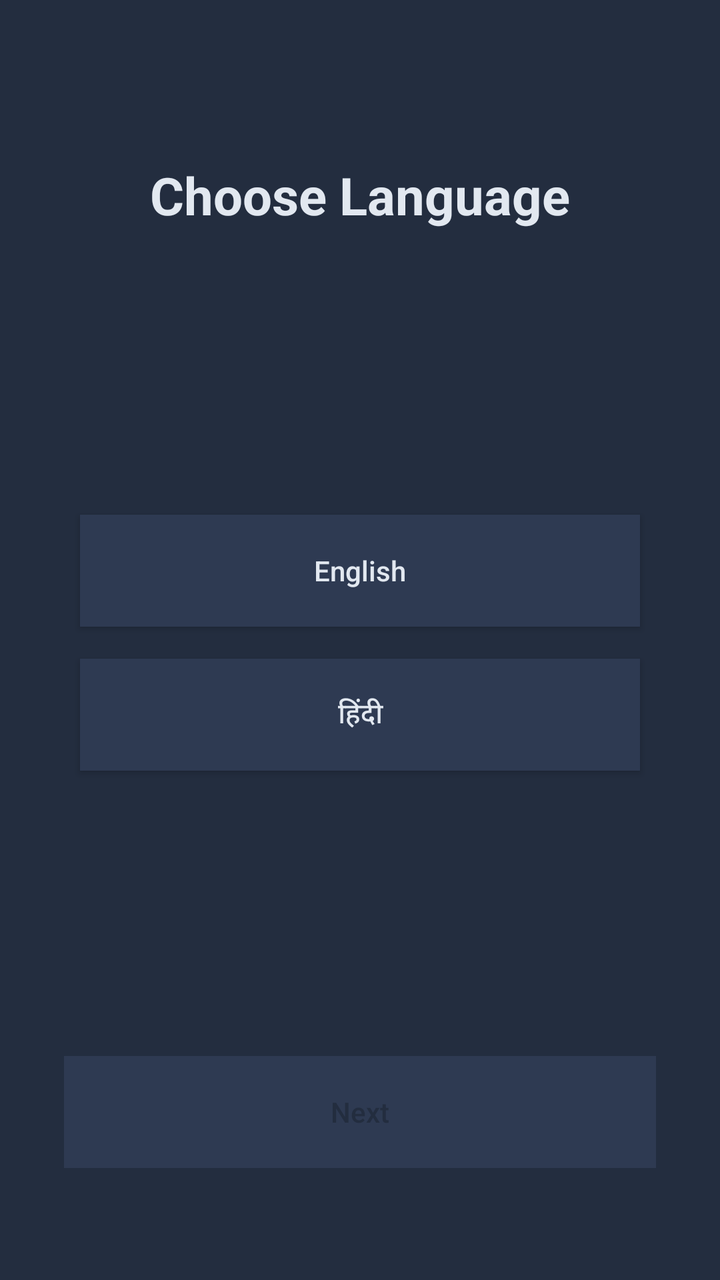
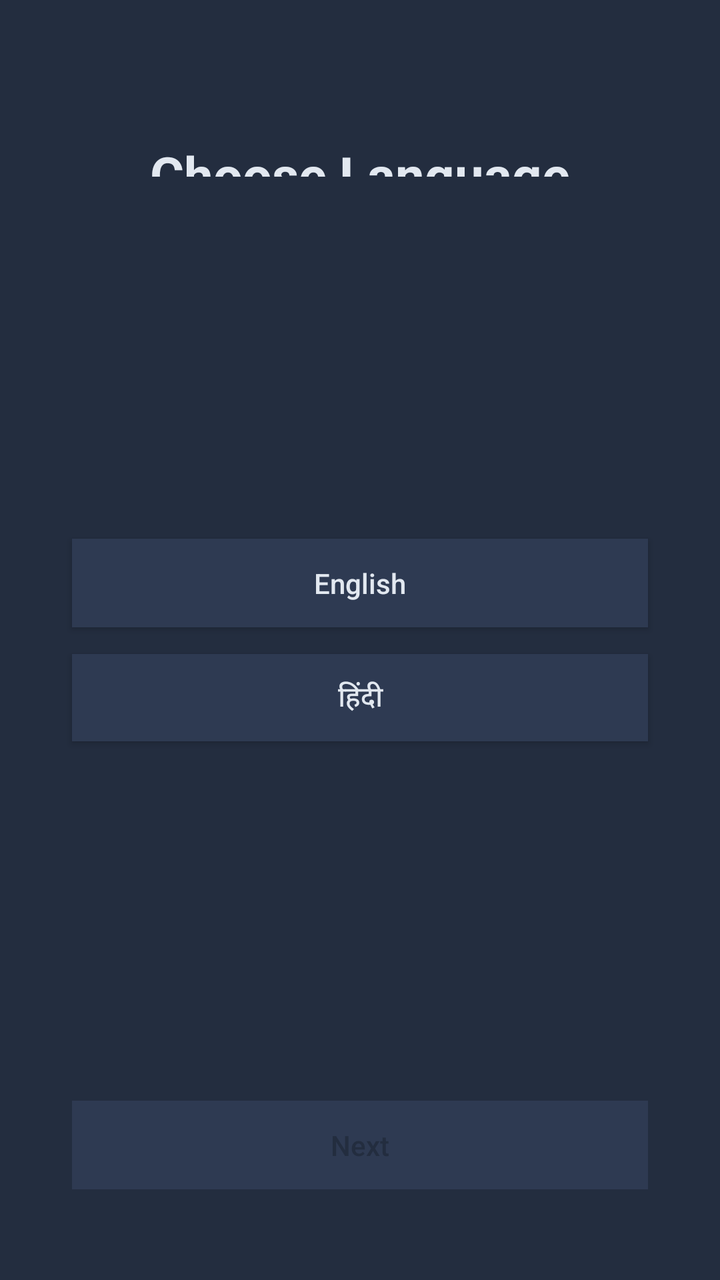

Before-and-after screenshots of an Android layout around one commit, followed by the original layout XML and the change that was made.
<!-- AndroidManifest.xml: activity theme Theme.NihalHome -->
<!-- res/layout/activity_language_selection.xml -->
<?xml version="1.0" encoding="utf-8"?>
<LinearLayout xmlns:android="http://schemas.android.com/apk/res/android"
    android:layout_width="match_parent"
    android:layout_height="match_parent"
    android:orientation="vertical"
    android:background="@color/onboarding_background"
    android:padding="32dp">

    <TextView
        android:id="@+id/textChooseLanguage"
        android:layout_width="wrap_content"
        android:layout_height="wrap_content"
        android:layout_gravity="center_horizontal"
        android:layout_marginTop="48dp"
        android:text="@string/choose_language_title"
        android:textColor="@color/onboarding_heading"
        android:textSize="26sp"
        android:textStyle="bold" />

    <LinearLayout
        android:layout_width="match_parent"
        android:layout_height="0dp"
        android:layout_weight="1"
        android:orientation="vertical"
        android:gravity="center">

        <Button
            android:id="@+id/buttonEnglish"
            android:layout_width="match_parent"
            android:layout_height="56dp"
            android:layout_marginHorizontal="8dp"
            android:layout_marginBottom="16dp"
            android:background="@color/onboarding_button_unselected"
            android:text="@string/language_english"
            android:textColor="@color/onboarding_heading"
            android:textAllCaps="false"
            android:elevation="0dp" />

        <Button
            android:id="@+id/buttonHindiUrdu"
            android:layout_width="match_parent"
            android:layout_height="56dp"
            android:layout_marginHorizontal="8dp"
            android:background="@color/onboarding_button_unselected"
            android:text="@string/language_hindi_urdu"
            android:textColor="@color/onboarding_heading"
            android:textAllCaps="false"
            android:elevation="0dp" />

    </LinearLayout>

    <Button
        android:id="@+id/buttonNext"
        android:layout_width="match_parent"
        android:layout_height="56dp"
        android:layout_marginBottom="24dp"
        android:background="@color/onboarding_button_unselected"
        android:enabled="false"
        android:text="@string/action_next"
        android:textColor="@color/onboarding_button_text"
        android:textAllCaps="false"
        android:elevation="0dp" />

</LinearLayout>
<!-- resources referenced by this layout -->
<resources>
  <color name="onboarding_background">#232D3F</color>
  <color name="onboarding_button_text">#232D3F</color>
  <color name="onboarding_button_unselected">#2E3A52</color>
  <color name="onboarding_heading">#E2E8F0</color>
  <string name="action_next">Next</string>
  <string name="choose_language_title">Choose Language</string>
  <string name="language_english">English</string>
  <string name="language_hindi_urdu">हिंदी</string>
  <style name="Theme.NihalHome" parent="android:Theme.Material.Light.NoActionBar">
          <item name="android:windowBackground">@android:color/white</item>
          <item name="android:statusBarColor">@android:color/white</item>
          <item name="android:navigationBarColor">@android:color/white</item>
          <item name="android:windowLightStatusBar">true</item>
      </style>
</resources>

<!-- the commit's change to res/layout/activity_language_selection.xml (unified diff, before → after) -->
@@ -1,64 +1,148 @@
 <?xml version="1.0" encoding="utf-8"?>
-<LinearLayout xmlns:android="http://schemas.android.com/apk/res/android"
+<androidx.constraintlayout.widget.ConstraintLayout xmlns:android="http://schemas.android.com/apk/res/android"
+    xmlns:app="http://schemas.android.com/apk/res-auto"
     android:layout_width="match_parent"
     android:layout_height="match_parent"
-    android:orientation="vertical"
-    android:background="@color/onboarding_background"
-    android:padding="32dp">
+    android:background="@color/onboarding_background">
+
+    
+    <androidx.constraintlayout.widget.Guideline
+        android:id="@+id/guidelineLeft"
+        android:layout_width="wrap_content"
+        android:layout_height="wrap_content"
+        android:orientation="vertical"
+        app:layout_constraintGuide_percent="0.10" />
+
+    <androidx.constraintlayout.widget.Guideline
+        android:id="@+id/guidelineRight"
+        android:layout_width="wrap_content"
+        android:layout_height="wrap_content"
+        android:orientation="vertical"
+        app:layout_constraintGuide_percent="0.90" />
+
+    
+    
+    <androidx.constraintlayout.widget.Guideline
+        android:id="@+id/guidelineTitleTop"
+        android:layout_width="wrap_content"
+        android:layout_height="wrap_content"
+        android:orientation="horizontal"
+        app:layout_constraintGuide_percent="0.109" />
+
+    
+    <androidx.constraintlayout.widget.Guideline
+        android:id="@+id/guidelineTitleBottom"
+        android:layout_width="wrap_content"
+        android:layout_height="wrap_content"
+        android:orientation="horizontal"
+        app:layout_constraintGuide_percent="0.138" />
+
+    
+    <androidx.constraintlayout.widget.Guideline
+        android:id="@+id/guidelineEnglishTop"
+        android:layout_width="wrap_content"
+        android:layout_height="wrap_content"
+        android:orientation="horizontal"
+        app:layout_constraintGuide_percent="0.421" />
+
+    
+    <androidx.constraintlayout.widget.Guideline
+        android:id="@+id/guidelineEnglishBottom"
+        android:layout_width="wrap_content"
+        android:layout_height="wrap_content"
+        android:orientation="horizontal"
+        app:layout_constraintGuide_percent="0.490" />
+
+    
+    <androidx.constraintlayout.widget.Guideline
+        android:id="@+id/guidelineHindiTop"
+        android:layout_width="wrap_content"
+        android:layout_height="wrap_content"
+        android:orientation="horizontal"
+        app:layout_constraintGuide_percent="0.511" />
+
+    
+    <androidx.constraintlayout.widget.Guideline
+        android:id="@+id/guidelineHindiBottom"
+        android:layout_width="wrap_content"
+        android:layout_height="wrap_content"
+        android:orientation="horizontal"
+        app:layout_constraintGuide_percent="0.579" />
+
+    
+    <androidx.constraintlayout.widget.Guideline
+        android:id="@+id/guidelineNextTop"
+        android:layout_width="wrap_content"
+        android:layout_height="wrap_content"
+        android:orientation="horizontal"
+        app:layout_constraintGuide_percent="0.860" />
+
+    
+    <androidx.constraintlayout.widget.Guideline
+        android:id="@+id/guidelineNextBottom"
+        android:layout_width="wrap_content"
+        android:layout_height="wrap_content"
+        android:orientation="horizontal"
+        app:layout_constraintGuide_percent="0.929" />
 
     <TextView
         android:id="@+id/textChooseLanguage"
-        android:layout_width="wrap_content"
-        android:layout_height="wrap_content"
-        android:layout_gravity="center_horizontal"
-        android:layout_marginTop="48dp"
+        android:layout_width="0dp"
+        android:layout_height="0dp"
+        android:gravity="center"
         android:text="@string/choose_language_title"
         android:textColor="@color/onboarding_heading"
         android:textSize="26sp"
-        android:textStyle="bold" />
+        android:textStyle="bold"
+        app:autoSizeTextType="uniform"
+        app:autoSizeMinTextSize="12sp"
+        app:autoSizeMaxTextSize="26sp"
+        app:layout_constraintStart_toStartOf="parent"
+        app:layout_constraintEnd_toEndOf="parent"
+        app:layout_constraintTop_toBottomOf="@id/guidelineTitleTop"
+        app:layout_constraintBottom_toTopOf="@id/guidelineTitleBottom" />
 
-    <LinearLayout
-        android:layout_width="match_parent"
+    <Button
+        android:id="@+id/buttonEnglish"
+        android:layout_width="0dp"
         android:layout_height="0dp"
-        android:layout_weight="1"
-        android:orientation="vertical"
-        android:gravity="center">
+        android:background="@color/onboarding_button_unselected"
+        android:text="@string/language_english"
+        android:textColor="@color/onboarding_heading"
+        android:textAllCaps="false"
+        android:elevation="0dp"
+        app:layout_constraintStart_toStartOf="@id/guidelineLeft"
+        app:layout_constraintEnd_toEndOf="@id/guidelineRight"
+        app:layout_constraintTop_toBottomOf="@id/guidelineEnglishTop"
+        app:layout_constraintBottom_toTopOf="@id/guidelineEnglishBottom" />
 
-        <Button
-            android:id="@+id/buttonEnglish"
-            android:layout_width="match_parent"
-            android:layout_height="56dp"
-            android:layout_marginHorizontal="8dp"
-            android:layout_marginBottom="16dp"
-            android:background="@color/onboarding_button_unselected"
-            android:text="@string/language_english"
-            android:textColor="@color/onboarding_heading"
-            android:textAllCaps="false"
-            android:elevation="0dp" />
-
-        <Button
-            android:id="@+id/buttonHindiUrdu"
-            android:layout_width="match_parent"
-            android:layout_height="56dp"
-            android:layout_marginHorizontal="8dp"
-            android:background="@color/onboarding_button_unselected"
-            android:text="@string/language_hindi_urdu"
-            android:textColor="@color/onboarding_heading"
-            android:textAllCaps="false"
-            android:elevation="0dp" />
-
-    </LinearLayout>
+    <Button
+        android:id="@+id/buttonHindiUrdu"
+        android:layout_width="0dp"
+        android:layout_height="0dp"
+        android:background="@color/onboarding_button_unselected"
+        android:text="@string/language_hindi_urdu"
+        android:textColor="@color/onboarding_heading"
+        android:textAllCaps="false"
+        android:elevation="0dp"
+        app:layout_constraintStart_toStartOf="@id/guidelineLeft"
+        app:layout_constraintEnd_toEndOf="@id/guidelineRight"
+        app:layout_constraintTop_toBottomOf="@id/guidelineHindiTop"
+        app:layout_constraintBottom_toTopOf="@id/guidelineHindiBottom" />
 
     <Button
         android:id="@+id/buttonNext"
-        android:layout_width="match_parent"
-        android:layout_height="56dp"
-        android:layout_marginBottom="24dp"
+        android:layout_width="0dp"
+        android:layout_height="0dp"
         android:background="@color/onboarding_button_unselected"
         android:enabled="false"
         android:text="@string/action_next"
         android:textColor="@color/onboarding_button_text"
         android:textAllCaps="false"
-        android:elevation="0dp" />
+        android:elevation="0dp"
+        app:layout_constraintStart_toStartOf="@id/guidelineLeft"
+        app:layout_constraintEnd_toEndOf="@id/guidelineRight"
+        app:layout_constraintTop_toBottomOf="@id/guidelineNextTop"
+        app:layout_constraintBottom_toTopOf="@id/guidelineNextBottom" />
 
-</LinearLayout>
+</androidx.constraintlayout.widget.ConstraintLayout>
